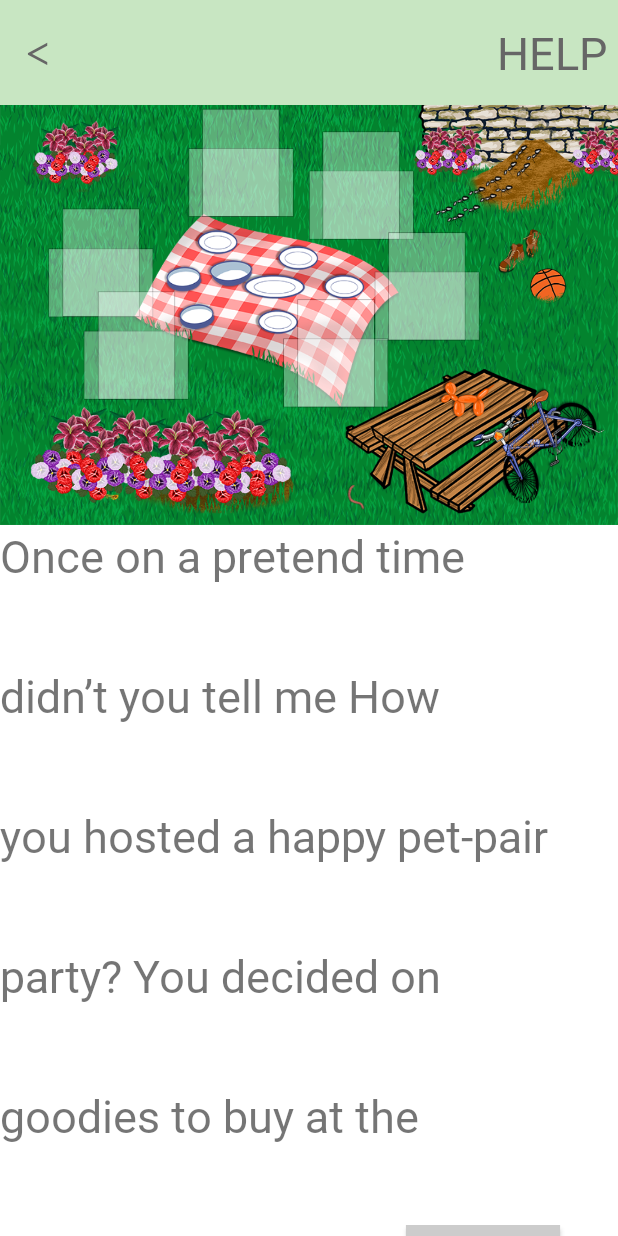
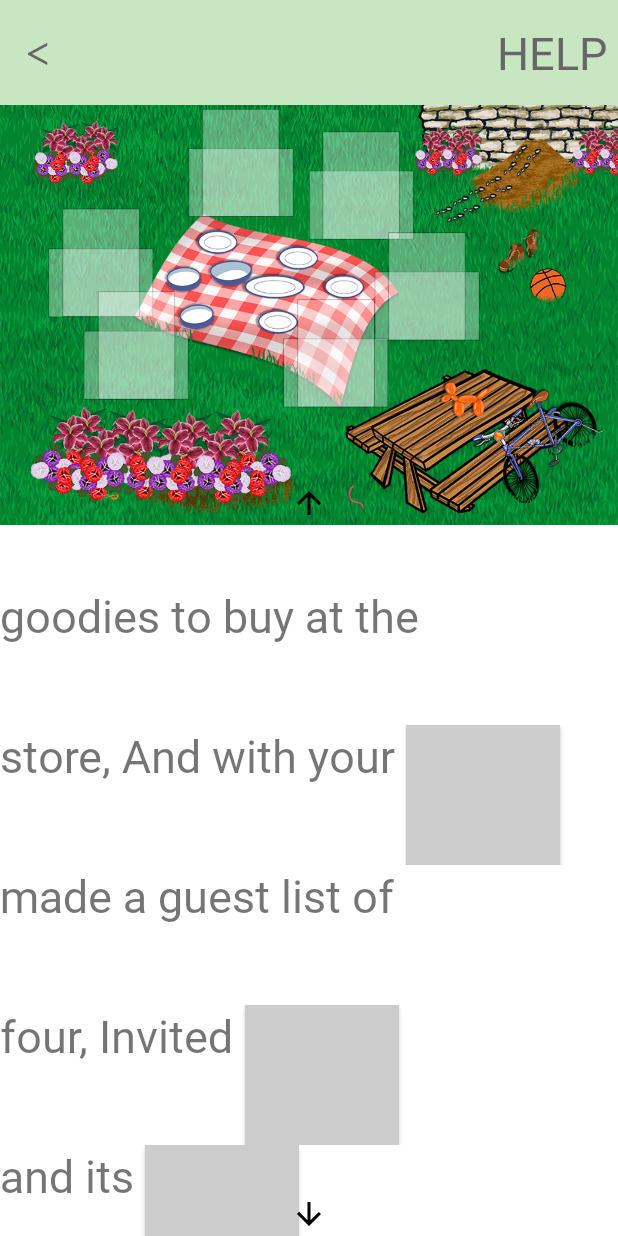
Before and after one commit to BrainyEducation/Make-A-Rhyme-Android-9344, an Android app: the screen it shows after launch (Rhyme), after a tap on an icon or button, on a phone screen of 412 x 824 dp. Run offline under Robolectric (Android 15) with nearby library versions, the light colour scheme and no system bars; Roboto replaces fonts that are not available here; 2 other taps on this screen came first.

Commit message:
Added Scrolling Buttons to the Rhyme Screen to make it more intuitive; added the Top Button to the FrameLayout so it doesn't get in the way of viewing the rhyme

```diff
--- a/app/src/main/java/com/example/rhyme_or_reason/brainymake_a_rhyme/Rhyme.java
+++ b/app/src/main/java/com/example/rhyme_or_reason/brainymake_a_rhyme/Rhyme.java
@@ -13,9 +13,11 @@ import android.view.View;
 import android.view.ViewGroup;
 import android.widget.Button;
 import android.widget.FrameLayout;
+import android.widget.ImageButton;
 import android.widget.ImageView;
 import android.widget.LinearLayout;
 import android.widget.RelativeLayout;
+import android.widget.ScrollView;
 import android.widget.TextView;
 
 import java.util.ArrayList;
@@ -28,6 +30,9 @@ public class Rhyme extends AppCompatActivity implements View.OnClickListener {
     ImageView illustration;
     LinearLayout rhymeTextLL;
     ImageView img;
+    ImageButton rhymeUpBtn;
+    ImageButton rhymeDownBtn;
+    ScrollView rhymeScroll;
 
     int width;
     int height;
@@ -89,6 +94,23 @@ public class Rhyme extends AppCompatActivity implements View.OnClickListener {
         illustration = findViewById(R.id.illustration);
 
         rhymeTextLL = findViewById(R.id.RhymeLL);
+
+        rhymeScroll = findViewById(R.id.RhymeScrollView);
+
+        rhymeUpBtn = findViewById(R.id.RhymeUpButton);
+        rhymeDownBtn = findViewById(R.id.RhymeDownButton);
+        rhymeUpBtn.setOnClickListener(new View.OnClickListener() {
+            @Override
+            public void onClick(View v) {
+                rhymeScroll.smoothScrollBy(0, -500);
+            }
+        });
+        rhymeDownBtn.setOnClickListener(new View.OnClickListener() {
+            @Override
+            public void onClick(View v) {
+                rhymeScroll.smoothScrollBy(0, 500);
+            }
+        });
     }
 
     /**
--- a/app/src/main/res/layout/activity_rhyme.xml
+++ b/app/src/main/res/layout/activity_rhyme.xml
@@ -58,7 +58,14 @@
                 android:id="@+id/illustration"
                 android:layout_width="match_parent"
                 android:layout_height="match_parent"/>
-
+            <ImageButton
+                android:id="@+id/RhymeUpButton"
+                android:layout_width="match_parent"
+                android:layout_height="30dp"
+                android:src="@drawable/up_arrow"
+                style="?android:attr/borderlessButtonStyle"
+                android:layout_gravity="bottom"
+                ></ImageButton>
         </FrameLayout>
 
         <RelativeLayout
@@ -68,10 +75,9 @@
             android:orientation="vertical">
 
         <ScrollView
-            android:id="@+id/TypeScrollView"
+            android:id="@+id/RhymeScrollView"
             android:layout_width="wrap_content"
             android:layout_height="wrap_content"
-            android:layout_alignParentTop="true"
             android:layout_alignParentLeft="true"
             android:layout_weight="1">
 
@@ -83,8 +89,15 @@
                 android:background="#FFF">
             </LinearLayout>
         </ScrollView>
+            <ImageButton
+                android:id="@+id/RhymeDownButton"
+                android:layout_width="match_parent"
+                android:layout_height="30dp"
+                android:src="@drawable/down_arrow"
+                android:layout_alignParentBottom="true"
+                style="?android:attr/borderlessButtonStyle"
+                ></ImageButton>
         </RelativeLayout>
-
 
     </LinearLayout>
 
```
